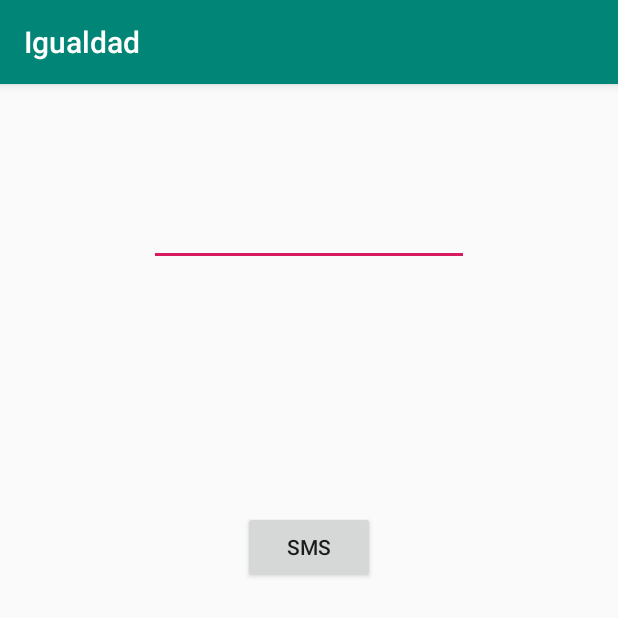
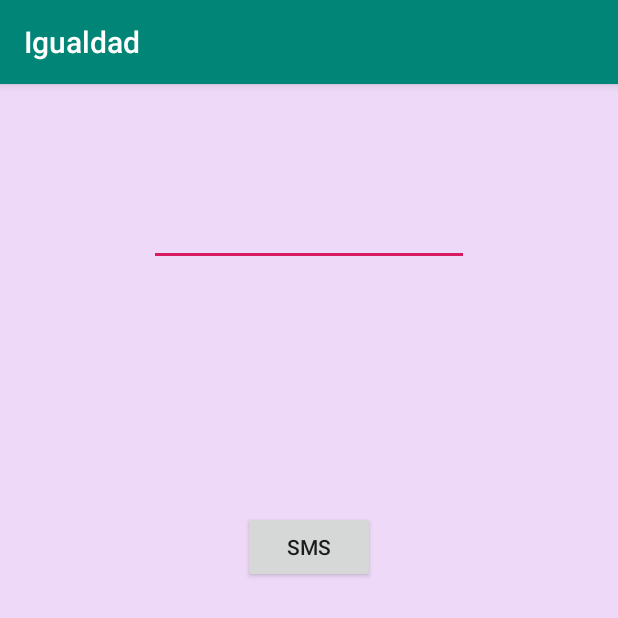
Before and after one commit to rootmsi/android-pruebas, an Android app: the activity_4 screen opened directly, with no data from a screen before it, on a phone screen of 412 x 824 dp, the top half of it. Run offline under Robolectric (Android 15) with nearby library versions, the phone set to English and light mode, and no system bars.

Commit message:
Commit Dani 18:19

```diff
--- a/app/src/main/res/layout-land/activity_4.xml
+++ b/app/src/main/res/layout-land/activity_4.xml
@@ -4,6 +4,7 @@
     xmlns:tools="http://schemas.android.com/tools"
     android:layout_width="match_parent"
     android:layout_height="match_parent"
+    android:background="#EEDAF8"
     tools:context=".activity_4">
 
     <EditText
--- a/app/src/main/res/layout/activity_4.xml
+++ b/app/src/main/res/layout/activity_4.xml
@@ -4,6 +4,7 @@
     xmlns:tools="http://schemas.android.com/tools"
     android:layout_width="match_parent"
     android:layout_height="match_parent"
+    android:background="#EEDAF8"
     tools:context=".activity_4">
 
     <EditText
```
